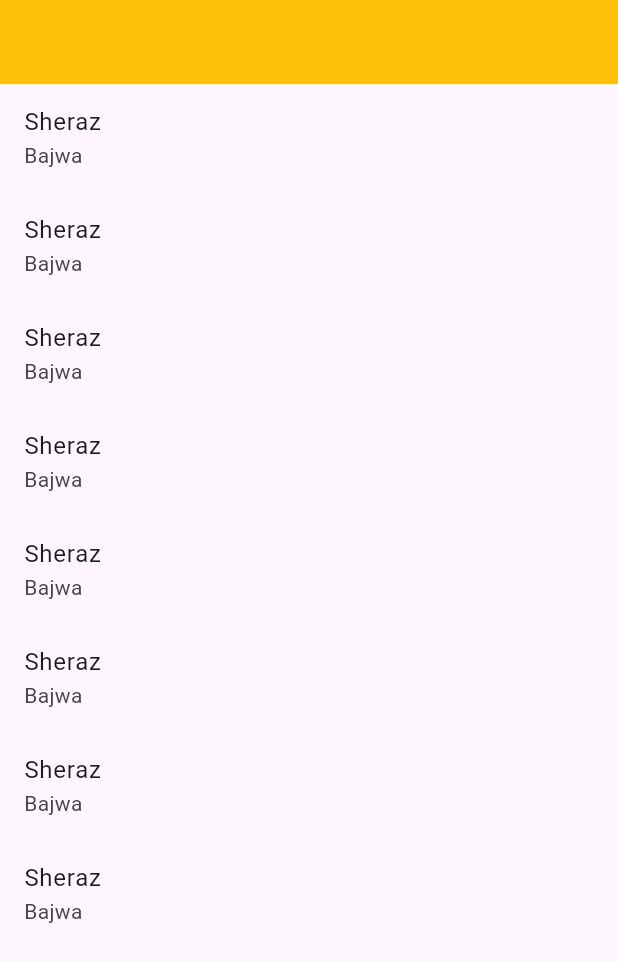
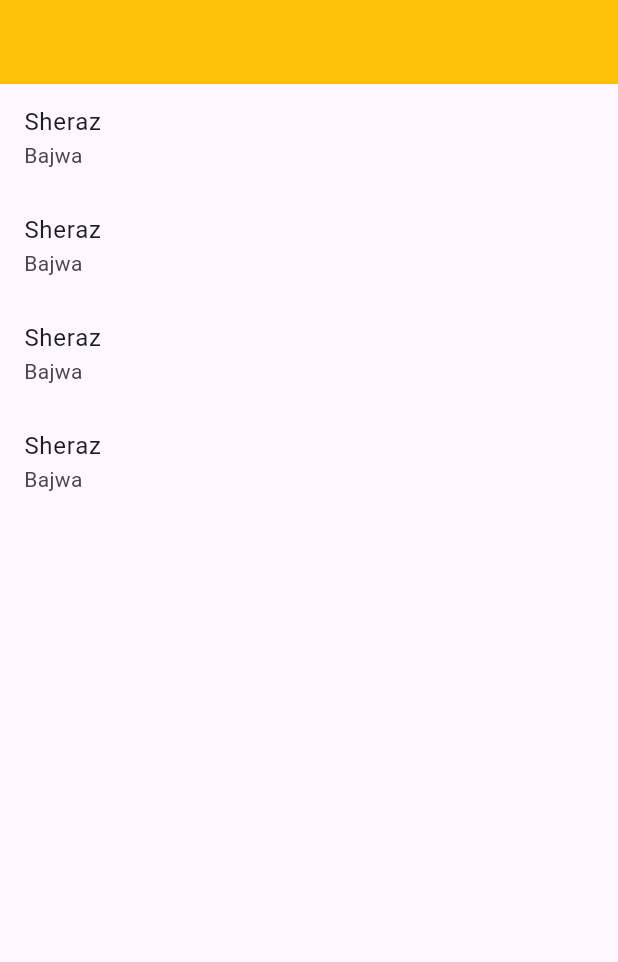
Before and after one commit to sheraz-bajwa/Firebase_Notification, a Flutter app: the screen it shows after launch, on a phone screen of 412 x 824 dp. Shown: the top 962 px of the screen. Run offline on Flutter 3.47's test engine with Material 3 defaults, Android fonts, the light colour scheme and no system bars; our stand-ins replace firebase_core, firebase_messaging, flutter_local_notifications; accounts and stored records are empty.

Commit message:
first commit

```diff
--- a/firebasenotifiation/lib/Landing.dart
+++ b/firebasenotifiation/lib/Landing.dart
@@ -1,9 +1,8 @@
 import 'package:firebasenotifiation/Services/services.dart';
 import 'package:flutter/material.dart';
-import 'package:flutter/widgets.dart';
 
 class Landing extends StatefulWidget {
-  Landing({super.key});
+  const Landing({super.key});
 
   @override
   State<Landing> createState() => _LandingState();
@@ -31,7 +30,7 @@ class _LandingState extends State<Landing> {
         backgroundColor: Colors.amber,
       ),
       body: ListView.builder(
-          itemCount: 8,
+          itemCount: 4,
           itemBuilder: (context, index) {
             return ListTile(
               title: Text('Sheraz'),
--- a/firebasenotifiation/lib/main.dart
+++ b/firebasenotifiation/lib/main.dart
@@ -9,13 +9,14 @@ void main() async {
   await Firebase.initializeApp(
     options: DefaultFirebaseOptions.currentPlatform,
   );
-  // To show Notification In Background When app is not open
+  // To s how Notification In Background When app is not open
   FirebaseMessaging.onBackgroundMessage(_firebaseMessagingBackgroundHandle);
   //
   runApp(const MyApp());
 }
 
 // To show Notification In Background When app is not open
+@pragma('vm:entry-point')
 Future<void> _firebaseMessagingBackgroundHandle(RemoteMessage message) async {
   await Firebase.initializeApp();
   print(message.notification!.title.toString());
```
